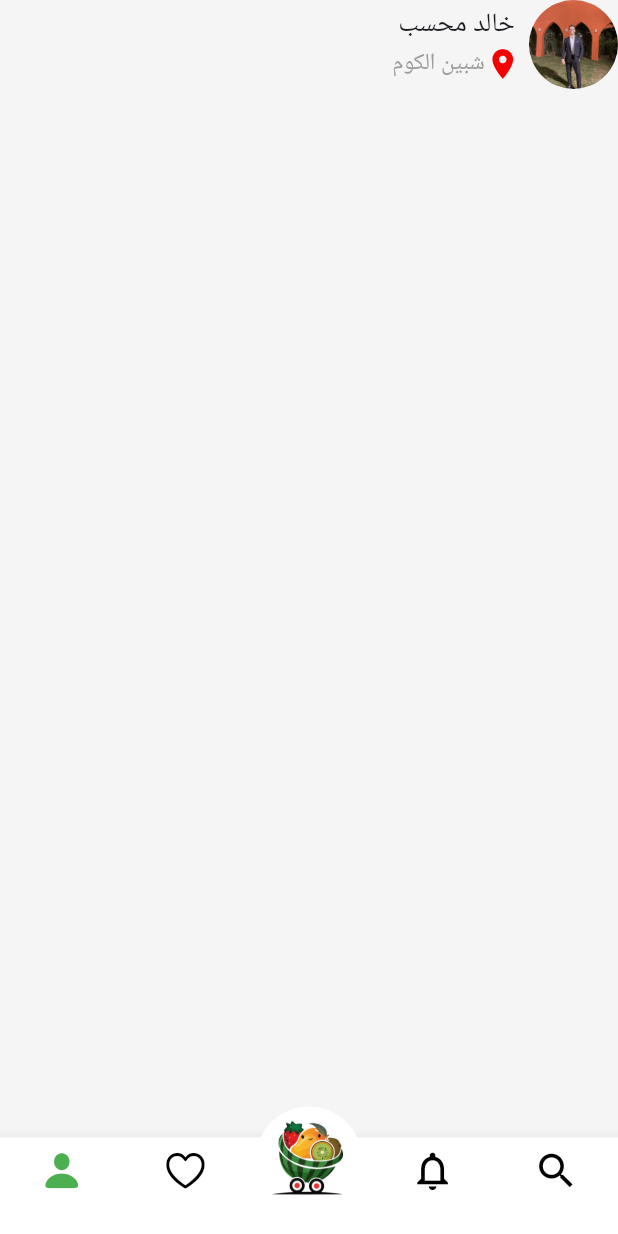
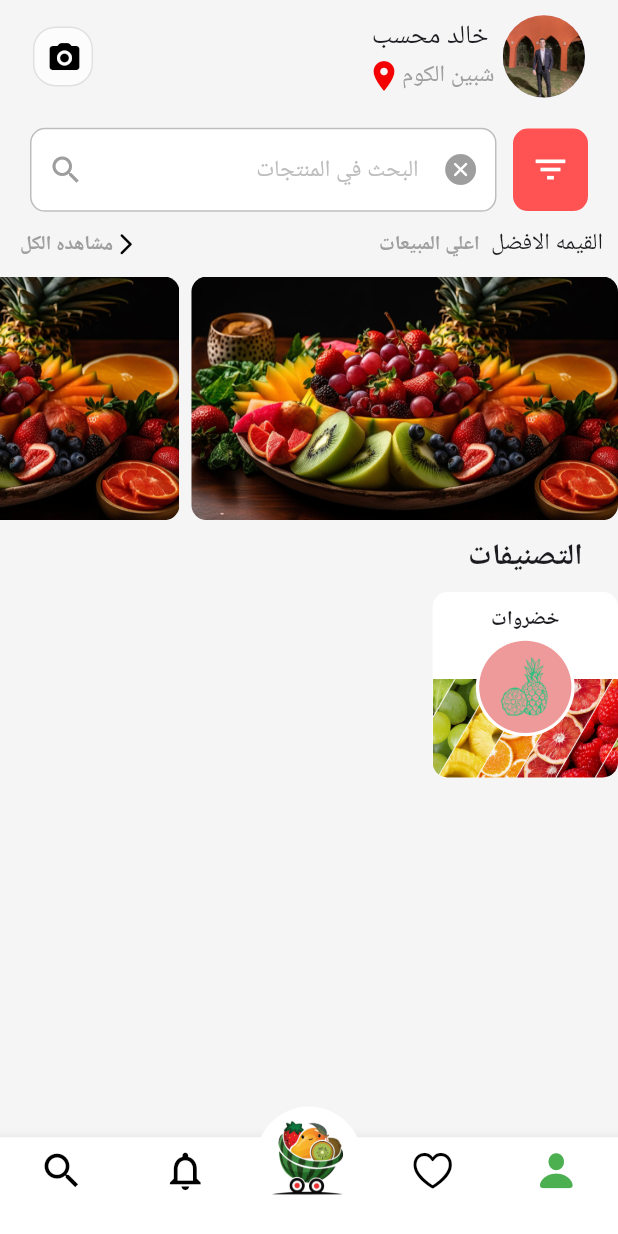
Before and after one commit to Khaled112003/selaty, a Flutter app: the screen it shows after launch, on a phone screen of 412 x 824 dp. Run offline on Flutter 3.47's test engine with Material 3 defaults, Android fonts, the phone set to English and light mode, and no system bars; our stand-ins replace flutter_otp_text_field, flutter_screenutil, go_router, google_fonts, intl_phone_field; Roboto replaces fonts that are missing (Cairo).

Commit message:
create list view hight sales create classification item

```diff
--- /dev/null
+++ b/lib/core/helpers/screen_helper.dart
@@ -0,0 +1,10 @@
+import 'package:flutter/material.dart';
+
+class ScreenHelper {
+  static Size screenSize(BuildContext context) => MediaQuery.of(context).size;
+
+  static bool isLandscape(BuildContext context) {
+    final size = screenSize(context);
+    return size.width > size.height;
+  }
+}
--- a/lib/core/routing/app_routs.dart
+++ b/lib/core/routing/app_routs.dart
@@ -6,7 +6,7 @@ import 'package:selaty/features/authentications/presentation/views/sign_up_scree
 import 'package:selaty/features/forget_password/presentation/views/forget_pass_screen.dart';
 import 'package:selaty/features/forget_password/presentation/views/verification_screen.dart';
 import 'package:selaty/features/home/presentations/views/home_screen.dart';
-import 'package:selaty/features/home/presentations/views/widgets/home_pages_screen.dart';
+import 'package:selaty/features/home/presentations/views/home_pages_screen.dart';
 import 'package:selaty/features/onbarding/views/onboarding_screen.dart';
 import 'package:selaty/features/splash/splash_screen.dart';
 
--- a/lib/features/home/presentations/views/home_screen.dart
+++ b/lib/features/home/presentations/views/home_screen.dart
@@ -1,7 +1,11 @@
+import 'package:flutter/cupertino.dart';
 import 'package:flutter/material.dart';
-import 'package:flutter_screenutil/flutter_screenutil.dart';
 import 'package:selaty/core/helpers/spacing.dart';
-import 'package:selaty/core/themes/app_styles.dart';
+import 'package:selaty/core/widgets/auth_textfield.dart';
+import 'package:selaty/features/home/presentations/views/widgets/hight_sales.dart';
+import 'package:selaty/features/home/presentations/views/widgets/information_user.dart';
+
+import 'widgets/classification.dart';
 
 class HomeScreen extends StatelessWidget {
   const HomeScreen({super.key});
@@ -11,50 +15,53 @@ class HomeScreen extends StatelessWidget {
     return Scaffold(
       backgroundColor: Colors.grey.shade100,
       body: SafeArea(
-        child: Column(
-          children: [
-            const InformationUser(),
-          ],
+        child: SingleChildScrollView(
+          child: Column(
+            crossAxisAlignment: CrossAxisAlignment.start,
+            children: [
+              const InformationUser(),
+              Padding(
+                padding: const EdgeInsets.symmetric(horizontal: 20, vertical: 10),
+                child: Row(
+                  children: [
+                    Container(
+                      height: 55,
+                      width: 50,
+                      decoration: BoxDecoration(
+                        color: Colors.redAccent,
+                        borderRadius: BorderRadius.circular(10),
+                      ),
+                      padding: const EdgeInsets.all(10),
+                      child: Icon(
+                        Icons.filter_list,
+                        color: const Color.fromARGB(255, 255, 255, 255),
+                        size: 26,
+                      ),
+                    ),
+                    horizontalSpace(10),
+
+                    Expanded(
+                      child: AuthTextfield(
+                        hintText: "البحث في المنتجات",
+                        suffixIcon: Icon(Icons.search, color: Colors.grey),
+                        icon: Icon(
+                          CupertinoIcons.clear_circled_solid,
+                          color: Colors.grey,
+                        ),
+                      ),
+                    ),
+
+
+                  ],
+                ),
+              ),
+             HighestSales(),
+             Classification(),
+             verticalSpace(100)
+            ],
+          ),
         ),
       ),
     );
   }
 }
-
-class InformationUser extends StatelessWidget {
-  const InformationUser({super.key});
-
-  @override
-  Widget build(BuildContext context) {
-    return Row(
-      mainAxisAlignment: MainAxisAlignment.end,
-      children: [
-
-        Column(
-          children: [
-            Text(
-              "خالد محسب",
-              style: AppStyles.font16W400,
-              textDirection: TextDirection.rtl,
-            ),
-            Row(
-              children: [
-                Text(
-                  "شبين الكوم",
-                  style: AppStyles.font14W400.copyWith(color: Colors.grey),
-                ),
-                Icon(Icons.location_on,
-                    color: const Color.fromARGB(255, 244, 1, 1)),
-              ],
-            )
-          ],
-        ),
-        horizontalSpace(5),
-        CircleAvatar(
-          radius: 27.sp,
-          backgroundImage: AssetImage("assets/images/me.jpg"),
-        ),
-      ],
-    );
-  }
-}
--- /dev/null
+++ b/lib/features/home/presentations/views/widgets/classification.dart
@@ -0,0 +1,26 @@
+import 'package:flutter/material.dart';
+import 'package:selaty/core/themes/app_styles.dart';
+import 'package:selaty/features/home/presentations/views/widgets/classification_item.dart';
+
+class Classification extends StatelessWidget {
+  const Classification({super.key});
+
+  @override
+  Widget build(BuildContext context) {
+    return Column(
+
+      children: [
+
+        Padding(
+          padding: const EdgeInsets.symmetric(horizontal: 20 , vertical: 10),
+          child: Text("التصنيفات",style: AppStyles.font18W700,),
+        ) ,
+        ClassificationItem()
+
+
+
+      ],
+    );
+
+  }
+}
--- /dev/null
+++ b/lib/features/home/presentations/views/widgets/classification_item.dart
@@ -0,0 +1,80 @@
+import 'package:flutter/material.dart';
+import 'package:flutter_screenutil/flutter_screenutil.dart';
+import 'package:selaty/core/helpers/screen_helper.dart';
+import 'package:selaty/core/themes/app_styles.dart';
+
+class ClassificationItem extends StatelessWidget {
+  const ClassificationItem({super.key});
+
+  @override
+  Widget build(BuildContext context) {
+    return Container(
+      height: ScreenHelper.isLandscape(context)
+          ? ScreenHelper.screenSize(context).height * 0.35
+          : ScreenHelper.screenSize(context).height * 0.15,
+      width: ScreenHelper.isLandscape(context)
+          ? ScreenHelper.screenSize(context).width * 0.2
+          : ScreenHelper.screenSize(context).width * 0.3,
+      decoration: BoxDecoration(
+        color: Colors.white,
+        borderRadius: BorderRadius.circular(10),
+      ),
+      child: Column(
+        children: [
+          Padding(
+            padding: const EdgeInsets.only(top: 8.0, bottom: 4.0),
+            child: Text(
+              "خضروات",
+              style: AppStyles.font12W600,
+              textAlign: TextAlign.center,
+            ),
+          ),
+          const Spacer(),
+          Stack(
+            alignment: Alignment.center,
+            clipBehavior: Clip.none,
+            children: [
+              ClipRRect(
+                borderRadius: const BorderRadius.only(
+                  bottomLeft: Radius.circular(10),
+                  bottomRight: Radius.circular(10),
+                ),
+                child: Image.asset(
+                  "assets/images/fruits_category.jpg",
+                  width: double.infinity,
+                  height: ScreenHelper.isLandscape(context)
+                      ? ScreenHelper.screenSize(context).height * 0.17
+                      : ScreenHelper.screenSize(context).height * 0.08,
+                  fit: BoxFit.cover,
+                ),
+              ),
+              Positioned(
+                top: -25.w,
+                child: Container(
+                  width: ScreenHelper.isLandscape(context) ? 40.w : 60.w,
+                  height: 60.w,
+                  decoration: BoxDecoration(
+                    color: Colors.white,
+                    shape: BoxShape.circle,
+                  ),
+                  padding: EdgeInsets.all(2.w),
+                  child: Container(
+                    decoration: BoxDecoration(
+                      color: Colors.red.shade200,
+                      shape: BoxShape.circle,
+                    ),
+                    padding: EdgeInsets.all(8.w),
+                    child: Image.asset(
+                      "assets/images/fruit_icon.png",
+                      fit: BoxFit.contain,
+                    ),
+                  ),
+                ),
+              ),
+            ],
+          ),
+        ],
+      ),
+    );
+  }
+}
--- /dev/null
+++ b/lib/features/home/presentations/views/widgets/hight_sales.dart
@@ -0,0 +1,64 @@
+import 'package:flutter/material.dart';
+import 'package:flutter_screenutil/flutter_screenutil.dart';
+import 'package:selaty/core/helpers/screen_helper.dart';
+import 'package:selaty/core/helpers/spacing.dart';
+import 'package:selaty/core/themes/app_styles.dart';
+
+class HighestSales extends StatelessWidget {
+  const HighestSales({super.key});
+
+  @override
+  Widget build(BuildContext context) {
+
+    return Column(
+      mainAxisAlignment: MainAxisAlignment.start,
+      crossAxisAlignment: CrossAxisAlignment.start,
+      children: [
+        Padding(
+          padding: const EdgeInsets.symmetric (horizontal: 10),
+          child: Row(
+            children: [
+              Text(
+                "القيمه الافضل",
+                style: AppStyles.font14W400,
+              ),
+              horizontalSpace(7),
+              Text(
+                "اعلي المبيعات ",
+                style: AppStyles.font12W600.copyWith(color: Colors.grey),
+              ),
+              Spacer(),
+              Icon(
+                Icons.arrow_back_ios_new_rounded,
+                color: const Color.fromARGB(255, 0, 0, 0),
+                size: 17,
+              ),
+              Text("مشاهده الكل ",
+                  style: AppStyles.font12W600.copyWith(color: Colors.grey))
+            ],
+          ),
+        ),
+        verticalSpace(10),
+        SizedBox(
+          height:ScreenHelper.isLandscape(context)? 200.h:160.h,
+          width: double.infinity,
+          child: ListView(
+
+            scrollDirection: Axis.horizontal,
+            children: List.generate(
+                5,
+                (index) => Padding(
+                    padding: const EdgeInsets.only(left: 8),
+                    child: ClipRRect(
+                      borderRadius: BorderRadius.circular(10.r),
+                      child: Image.asset(
+                        "assets/images/fruitsimg.jpg",
+                        fit: BoxFit.fill,
+                      ),
+                    ))),
+          ),
+        )
+      ],
+    );
+  }
+}
--- /dev/null
+++ b/lib/features/home/presentations/views/widgets/information_user.dart
@@ -0,0 +1,66 @@
+import 'package:flutter/material.dart';
+import 'package:flutter_screenutil/flutter_screenutil.dart';
+import 'package:selaty/core/helpers/spacing.dart';
+import 'package:selaty/core/themes/app_styles.dart';
+
+class InformationUser extends StatelessWidget {
+  const InformationUser({super.key});
+
+  @override
+  Widget build(BuildContext context) {
+    return Padding(
+      padding:  EdgeInsets.symmetric(horizontal: 20.w, vertical: 10.h),
+      child: Row(
+
+        children: [
+         CircleAvatar(
+            radius: 25.sp,
+            backgroundImage: AssetImage("assets/images/me.jpg"),
+          ),
+          horizontalSpace(5),
+
+          Column(
+            children: [
+
+              Text(
+                "خالد محسب",
+                style: AppStyles.font16W400,
+                textDirection: TextDirection.rtl,
+              ),
+              Row(
+                children: [
+                  Text(
+                    "شبين الكوم",
+                    style: AppStyles.font14W400.copyWith(color: Colors.grey),
+                  ),
+                  Icon(Icons.location_on,
+                      color: const Color.fromARGB(255, 244, 1, 1)),
+                ],
+              )
+            ],
+          ),
+          const Spacer(),
+
+             Container(
+             width: 40,
+            height: 40,
+            decoration: BoxDecoration(
+                color: Colors.white70,
+                borderRadius: BorderRadius.circular(15),
+                border: Border.all(color: Colors.grey.shade300, width: 1)),
+            child: IconButton(
+                onPressed: () {
+                  // Navigate back to the previous screen
+                },
+                icon: const Icon(
+                  Icons.camera_alt_rounded,
+                  color: Colors.black,
+                )),
+          ),
+
+
+        ],
+      ),
+    );
+  }
+}
--- a/lib/main.dart
+++ b/lib/main.dart
@@ -17,6 +17,13 @@ class Selaty extends StatelessWidget {
     return ScreenUtilInit(
       designSize: const Size(375, 812),
       child: MaterialApp.router(
+        locale: const Locale('ar'), // تحديد اللغة العربية
+  builder: (context, child) {
+    return Directionality(
+      textDirection: TextDirection.rtl, // جعل الاتجاه من اليمين إلى اليسار
+      child: child!,
+    );
+  },
         routerConfig: router,
 
          debugShowCheckedModeBanner: false,
```
Also changed, not shown: lib/core/widgets/auth_textfield.dart (+12 -11 lines), assets/images/fruitsimg.jpg (renamed from assets/images/fruits_img.jpg), lib/features/home/presentations/views/home_pages_screen.dart (renamed from lib/features/home/presentations/views/widgets/home_pages_screen.dart).
